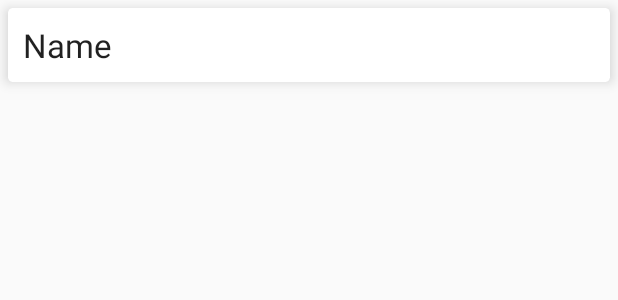
After one commit to andreluiz1987/ProjetoMaxMilhas, an Android app: the layout airport_item.xml on its own in the app's theme, with its tools: preview values and no code run, on a phone screen of 412 x 824 dp. The commit adds this screen. Shown: the top 300 px of the screen. Run offline under Robolectric (Android 15) with nearby library versions, the phone set to English and light mode, and no system bars.

Commit message:
Add view airport

```diff
--- a/app/src/main/AndroidManifest.xml
+++ b/app/src/main/AndroidManifest.xml
@@ -22,7 +22,7 @@
             </intent-filter>
         </activity>
         <activity android:name=".ui.view.FligthActivity" android:label="Passagens" />
-        <activity android:name="ui.view.AirportActivity" android:label="Aeroportos"></activity>
+        <activity android:name=".ui.view.AirportActivity" android:label="Aeroportos" />
     </application>
 
 </manifest>
--- /dev/null
+++ b/app/src/main/res/layout/airport_item.xml
@@ -0,0 +1,25 @@
+<?xml version="1.0" encoding="utf-8"?>
+<android.support.v7.widget.CardView xmlns:android="http://schemas.android.com/apk/res/android"
+    xmlns:card_view="http://schemas.android.com/apk/res-auto"
+    android:layout_width="match_parent"
+    android:layout_height="wrap_content"
+    android:layout_margin="5dp"
+    android:orientation="horizontal"
+    card_view:cardCornerRadius="3dp"
+    card_view:cardElevation="5dp">
+
+    <RelativeLayout
+        android:layout_width="match_parent"
+        android:layout_height="match_parent">
+
+        <TextView
+            android:id="@+id/txt_airport_name"
+            android:layout_width="match_parent"
+            android:layout_height="wrap_content"
+            android:layout_alignParentTop="true"
+            android:padding="10dp"
+            android:text="Name"
+            android:textAppearance="?android:attr/textAppearanceLarge" />
+
+    </RelativeLayout>
+</android.support.v7.widget.CardView>
```
Also changed, not shown: app/src/main/java/andrekabelim/br/projetomaxmilhas/ui/adapters/AirportAdapter.java (+57 -24 lines), app/src/main/java/andrekabelim/br/projetomaxmilhas/ui/adapters/Filters/CustomFilter.java (added, +58 -0 lines), app/src/main/java/andrekabelim/br/projetomaxmilhas/ui/helpers/CodeIATA.java (+76 -54 lines), app/src/main/java/andrekabelim/br/projetomaxmilhas/ui/view/AirportActivity.java (+34 -1 lines), app/src/main/java/andrekabelim/br/projetomaxmilhas/ui/view/interfaces/ItemClickListener.java (added, +7 -0 lines), app/src/main/res/layout/activity_airport.xml (+29 -3 lines), app/src/main/res/layout/activity_fligth.xml (deleted, +0 -9 lines).
